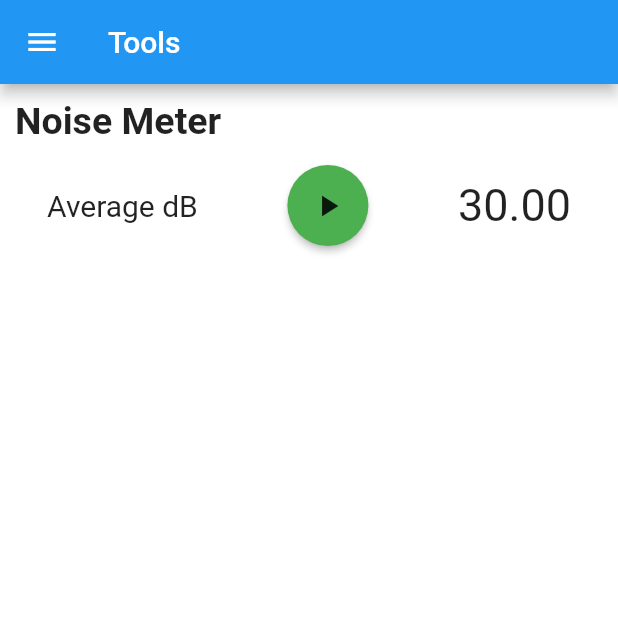
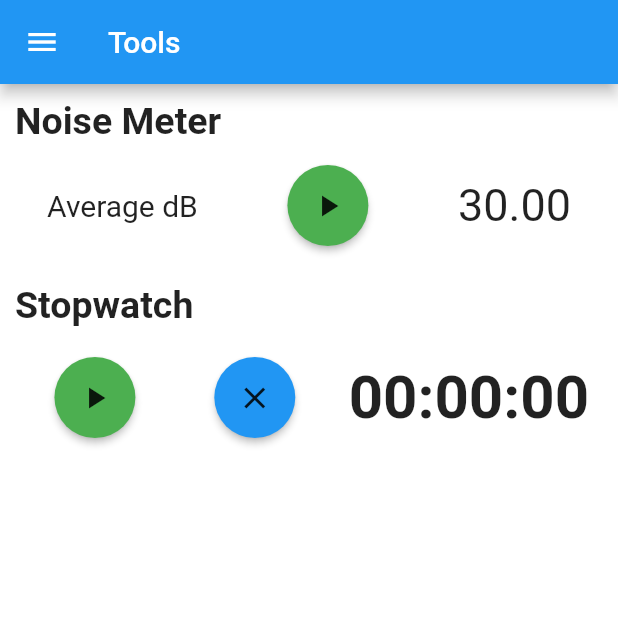
Before and after one commit to masterdodo/flutter-noise-app, a Flutter app: the ToolsScreen screen opened by its route, on a phone screen of 412 x 824 dp, the top half of it. Run offline on Flutter 3.47's test engine with Material 2 defaults, Android fonts, the phone set to English and light mode, and no system bars; our stand-ins replace audioplayers, file_picker, shared_preferences; missing offline and left inert: noise_meter; accounts and stored records are empty.

Commit message:
stopwatch added

```diff
--- a/lib/screens/tools/toolsscreen.dart
+++ b/lib/screens/tools/toolsscreen.dart
@@ -14,18 +14,25 @@ class _ToolsScreenState extends State<ToolsScreen> {
   StreamSubscription<NoiseReading> _noiseSubscription;
   NoiseMeter _noiseMeter;
 
+  bool _isRunning;
+  var sw = Stopwatch();
+
   String maxDb;
   String meanDb;
+  String stopwatchDisplay;
 
-  Color _bgColor = Colors.white;
+  Color _bgColor;
 
   @override
   void initState() {
     super.initState();
     _noiseMeter = new NoiseMeter();
     _isRecording = false;
+    _isRunning = false;
     maxDb = "30.00";
     meanDb = "30.00";
+    stopwatchDisplay = "00:00:00";
+    _bgColor = Colors.white;
   }
 
   @override
@@ -64,6 +71,45 @@ class _ToolsScreenState extends State<ToolsScreen> {
     setState(() {
       this.maxDb = noiseReading.maxDecibel.toStringAsFixed(2);
       this.meanDb = noiseReading.meanDecibel.toStringAsFixed(2);
+    });
+  }
+
+  void starttimer() {
+    Timer(Duration(seconds: 1), running);
+  }
+
+  void running() {
+    if (sw.isRunning) {
+      starttimer();
+    }
+    setState(() {
+      stopwatchDisplay = sw.elapsed.inHours.toString().padLeft(2, "0") +
+          ":" +
+          (sw.elapsed.inMinutes % 60).toString().padLeft(2, "0") +
+          ":" +
+          (sw.elapsed.inSeconds % 60).toString().padLeft(2, "0");
+    });
+  }
+
+  void start_sw() {
+    setState(() {
+      _isRunning = true;
+    });
+    sw.start();
+    starttimer();
+  }
+
+  void stop_sw() {
+    setState(() {
+      _isRunning = false;
+    });
+    sw.stop();
+  }
+
+  void reset_sw() {
+    sw.reset();
+    setState(() {
+      stopwatchDisplay = "00:00:00";
     });
   }
 
@@ -116,6 +162,43 @@ class _ToolsScreenState extends State<ToolsScreen> {
                       )),
                 ],
               ),
+              Padding(
+                padding: const EdgeInsets.only(top: 25, bottom: 20),
+                child: Row(
+                  children: [
+                    Text(
+                      'Stopwatch',
+                      style:
+                          TextStyle(fontSize: 25, fontWeight: FontWeight.bold),
+                    )
+                  ],
+                ),
+              ),
+              Row(
+                mainAxisAlignment: MainAxisAlignment.spaceAround,
+                children: [
+                  RaisedButton(
+                    padding: EdgeInsets.all(15),
+                    onPressed: _isRunning ? this.stop_sw : this.start_sw,
+                    color: _isRunning ? Colors.red : Colors.green,
+                    shape: CircleBorder(),
+                    child:
+                        _isRunning ? Icon(Icons.stop) : Icon(Icons.play_arrow),
+                  ),
+                  RaisedButton(
+                    padding: EdgeInsets.all(15),
+                    onPressed: this.reset_sw,
+                    color: Colors.blue,
+                    shape: CircleBorder(),
+                    child: Icon(Icons.clear),
+                  ),
+                  Text(stopwatchDisplay,
+                      style: TextStyle(
+                        fontSize: 40,
+                        fontWeight: FontWeight.w600,
+                      ))
+                ],
+              ),
             ],
           ),
         ),
```
